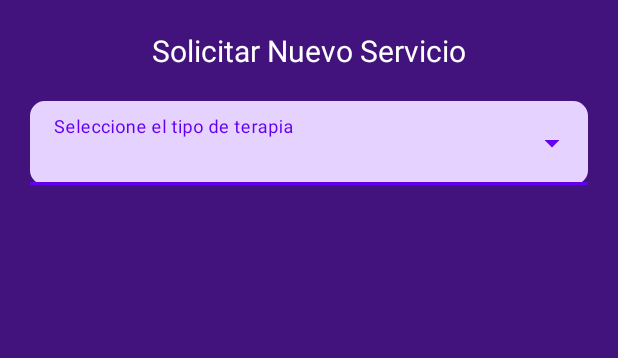
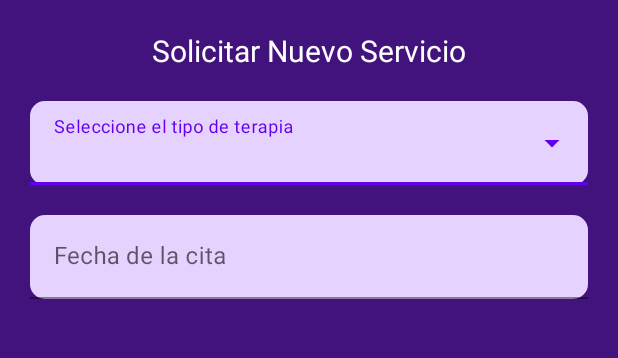
Before and after one commit to dalgyd/Fisio_Movil, an Android app: the SolicitarServicio screen opened directly, with no data from a screen before it, on a phone screen of 412 x 824 dp, the part 249-607 px from its top. Run offline under Robolectric (Android 15) with nearby library versions, the phone set to English and light mode, and no system bars.

```diff
--- a/app/src/main/res/layout/activity_solicitar_servicio.xml
+++ b/app/src/main/res/layout/activity_solicitar_servicio.xml
@@ -27,6 +27,12 @@
         android:textColor="@color/white"
         android:textSize="20dp" />
 
+    <LinearLayout
+        android:layout_width="match_parent"
+        android:layout_height="wrap_content"
+        android:orientation="vertical"
+        android:layout_below="@id/titutoNuevoServicio">
+
         <com.google.android.material.textfield.TextInputLayout
             style="@style/Widget.MaterialComponents.TextInputLayout.FilledBox.ExposedDropdownMenu"
             android:layout_width="match_parent"
@@ -48,5 +54,27 @@
 
         </com.google.android.material.textfield.TextInputLayout>
 
+        <com.google.android.material.textfield.TextInputLayout
+            android:layout_width="match_parent"
+            android:layout_height="wrap_content"
+            android:layout_marginTop="20dp"
+            app:boxBackgroundColor="#E6D2FF"
+            app:boxCornerRadiusBottomStart="10dp"
+            app:boxCornerRadiusBottomEnd="10dp"
+            app:boxCornerRadiusTopEnd="10dp"
+            app:boxCornerRadiusTopStart="10dp"
+            android:hint="@string/seleccionar_fecha">
+
+            <com.google.android.material.textfield.TextInputEditText
+                android:layout_width="match_parent"
+                android:layout_height="wrap_content"
+                android:id="@+id/nombreT"
+
+                android:textColor="@color/black"/>
+
+        </com.google.android.material.textfield.TextInputLayout>
+
+    </LinearLayout>
+
 
 </RelativeLayout>
--- a/app/src/main/res/values/strings.xml
+++ b/app/src/main/res/values/strings.xml
@@ -10,5 +10,6 @@
     <string name="correo">Correo electronico</string>
     <string name="contrasena">Contraseña</string>
     <string name="confirmar_contrasena">Verifique su contraseña</string>
+    <string name="seleccionar_fecha">Fecha de la cita</string>
 
 </resources>
```
Also changed, not shown: app/src/main/AndroidManifest.xml (+7 -1 lines), app/src/main/java/com/example/fisio_movil/dataBase/FisioMovilDb.java (added, +83 -0 lines). Lines whose indentation alone changed are shown as unchanged.
